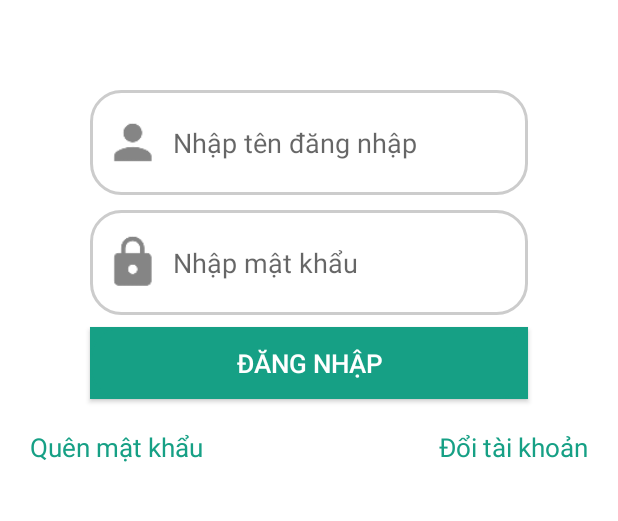
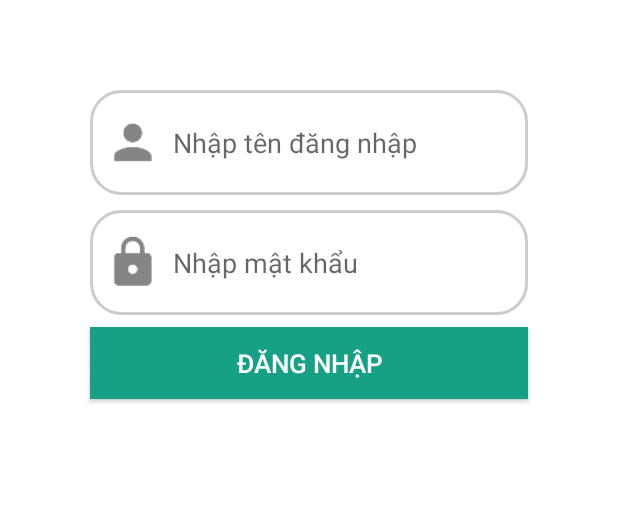
Before and after one commit to ditagis-vinhlong/VinhLong_ChatLuongNuoc, an Android app: the screen it shows after launch (LoginActivity), on a phone screen of 412 x 824 dp, the part 456-977 px from its top. Run offline under Robolectric (Android 15) with nearby library versions, the phone set to English and light mode, and no system bars; libraries missing offline, so code that uses them is left out: com.darsh.multipleimageselect, com.esri.arcgisruntime, ru.whalemare.sheetmenu; 6 statements that could not run were skipped.

```diff
--- a/app/src/main/java/vinhlong/ditagis/com/qlcln/utities/Constant.kt
+++ b/app/src/main/java/vinhlong/ditagis/com/qlcln/utities/Constant.kt
@@ -16,6 +16,7 @@ object Constant {
     val DIACHI = "DiaChi"
     val NGAY_CAP_NHAT = "NgayCapNhat"
     val REQUEST_LOGIN = 0
+    const val APP_ID = "ChatLuongNuoc"
 
     //    private val SERVER_API = "http://vwa.ditagis.com/api/api"
     const val SERVER_API = "http://vwaco.vn:9095"
@@ -55,7 +56,7 @@ object Constant {
     }
 
     object API_URL {
-        const val UPDATE = "http://bg.nhabe.ditagis.com/vwa-quanlysuco.txt"
+        const val UPDATE = "http://bg.nhabe.ditagis.com/vwa-mobile.txt"
         const val LOGIN = "$SERVER_API/auth/Login"
         const val CAPABILITIES = "$SERVER_API/auth/capabilities"
         const val APP_INFO = "$SERVER_API/auth/appinfo/"
--- a/app/src/main/res/layout/activity_login.xml
+++ b/app/src/main/res/layout/activity_login.xml
@@ -124,31 +124,4 @@
         android:textSize="17sp" />
 
 
-    <FrameLayout
-        android:id="@+id/layout_login_tool"
-        android:layout_width="match_parent"
-        android:layout_height="match_parent"
-        android:background="@color/colorWhite"
-        android:padding="@dimen/padding_layout">
-
-        <!--Button đăng nhập-->
-        <TextView
-            android:layout_width="wrap_content"
-            android:layout_height="wrap_content"
-            android:text="Quên mật khẩu"
-            android:textColor="@color/colorPrimary"
-            android:textSize="17sp" />
-
-        <TextView
-            android:id="@+id/txt_login_changeAccount"
-            android:layout_width="wrap_content"
-            android:layout_height="wrap_content"
-            android:layout_gravity="right"
-            android:background="@color/colorWhite"
-            android:clickable="true"
-            android:text="Đổi tài khoản"
-            android:textColor="@color/colorPrimary"
-            android:textSize="17sp" />
-    </FrameLayout>
-
 </LinearLayout>
```
Also changed, not shown: app/src/main/java/vinhlong/ditagis/com/qlcln/LoginActivity.kt (+7 -6 lines), app/src/main/java/vinhlong/ditagis/com/qlcln/async/CheckForUpdateAsync.kt (+6 -4 lines).
